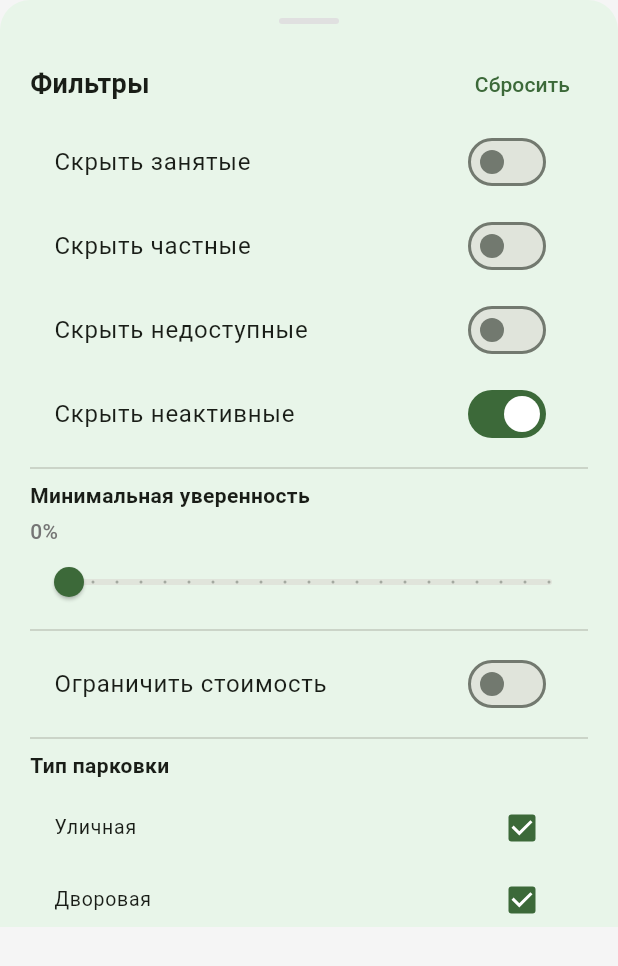
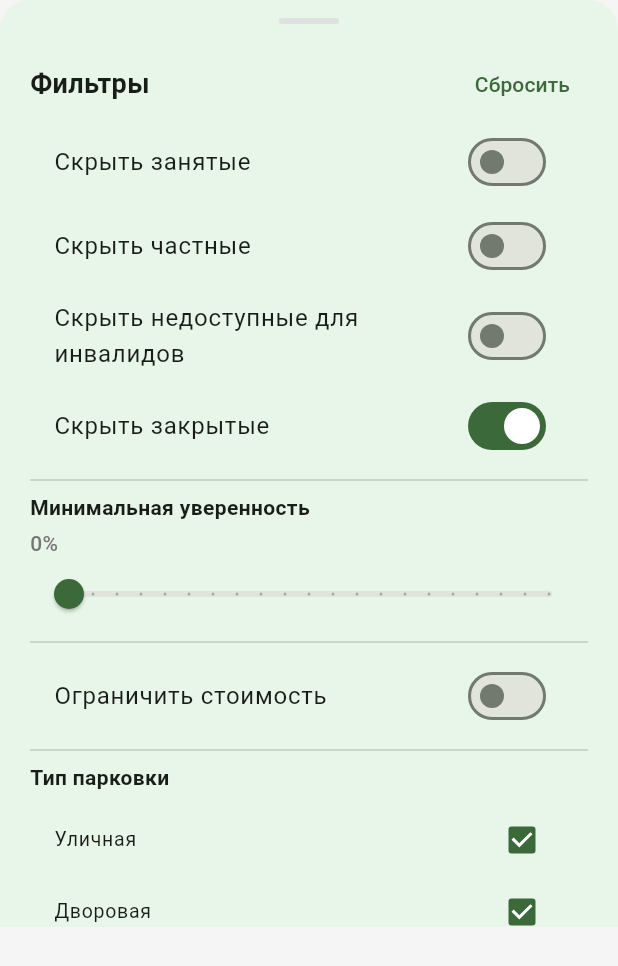
Before and after one commit to ParkTrack-Project/mobile-app, a Flutter app: the _FiltersSheet widget shown alone on an empty page, opened directly, on a phone screen of 412 x 824 dp. Shown: the top 966 px of the screen. Run offline on Flutter 3.47's test engine with Material 3 defaults, Android fonts, the phone set to English and light mode, and no system bars; our stand-ins replace dio, flutter_riverpod, flutter_secure_storage, freezed_annotation, geolocator, go_router; missing offline and left inert: yandex_mapkit; accounts and stored records are empty; generated files the repository leaves out were written again; network calls fail.

Commit message:
fix: rename filter labels for clarity

```diff
--- a/lib/presentation/screens/map/map_screen.dart
+++ b/lib/presentation/screens/map/map_screen.dart
@@ -848,12 +848,12 @@ class _FiltersSheet extends ConsumerWidget {
               onChanged: (_) => notifier.toggleHidePrivate(),
             ),
             SwitchListTile(
-              title: const Text('Скрыть недоступные'),
+              title: const Text('Скрыть недоступные для инвалидов'),
               value: filters.hideInaccessible,
               onChanged: (_) => notifier.toggleHideInaccessible(),
             ),
             SwitchListTile(
-              title: const Text('Скрыть неактивные'),
+              title: const Text('Скрыть закрытые'),
               value: filters.hideInactive,
               onChanged: (_) => notifier.toggleHideInactive(),
             ),
```
